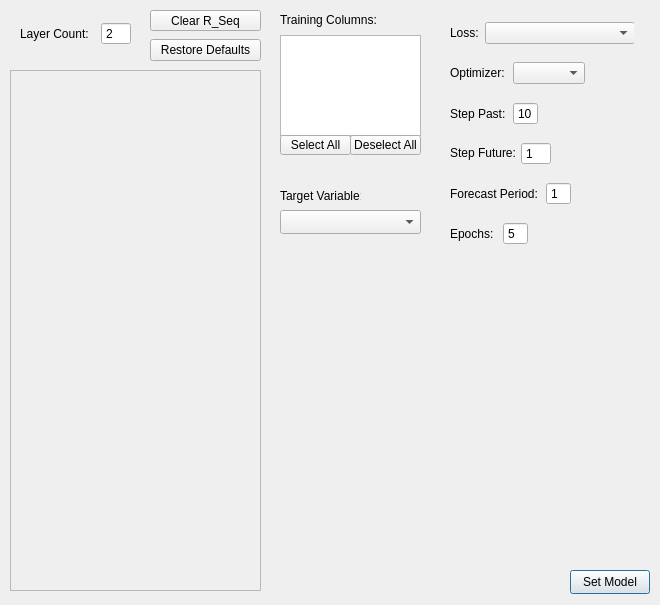
Qt form App/form_createmodel.ui (lnheinrich8/StockPriceForecastModeler) before a commit.
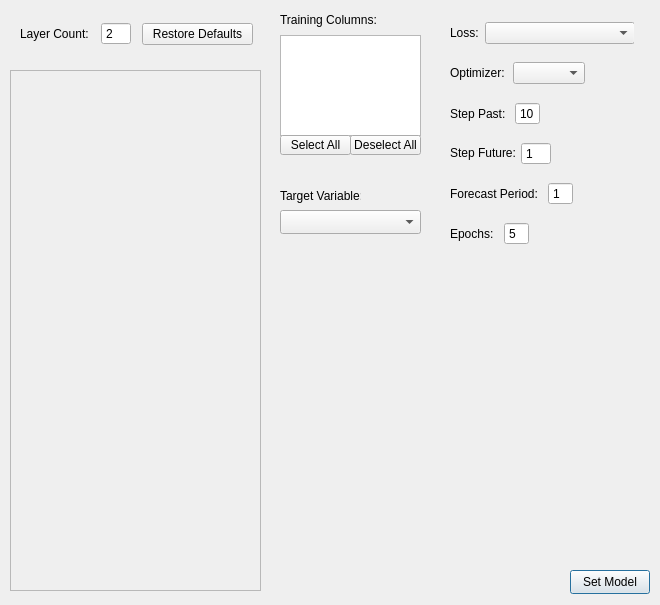
The same form after that commit.

The edit to the form file:
```diff
--- a/App/form_createmodel.ui
+++ b/App/form_createmodel.ui
@@ -130,24 +130,11 @@
     </property>
    </widget>
   </widget>
-  <widget class="QPushButton" name="clearrseq_button">
-   <property name="geometry">
-    <rect>
-     <x>150</x>
-     <y>10</y>
-     <width>111</width>
-     <height>21</height>
-    </rect>
-   </property>
-   <property name="text">
-    <string>Clear R_Seq</string>
-   </property>
-  </widget>
   <widget class="QPushButton" name="restore_button">
    <property name="geometry">
     <rect>
-     <x>150</x>
-     <y>39</y>
+     <x>142</x>
+     <y>23</y>
      <width>111</width>
      <height>22</height>
     </rect>
@@ -237,7 +224,7 @@
     <rect>
      <x>450</x>
      <y>100</y>
-     <width>88</width>
+     <width>90</width>
      <height>27</height>
     </rect>
    </property>
@@ -275,7 +262,7 @@
     <rect>
      <x>450</x>
      <y>180</y>
-     <width>121</width>
+     <width>123</width>
      <height>27</height>
     </rect>
    </property>
@@ -376,7 +363,7 @@
     <rect>
      <x>450</x>
      <y>220</y>
-     <width>78</width>
+     <width>79</width>
      <height>27</height>
     </rect>
    </property>
```
